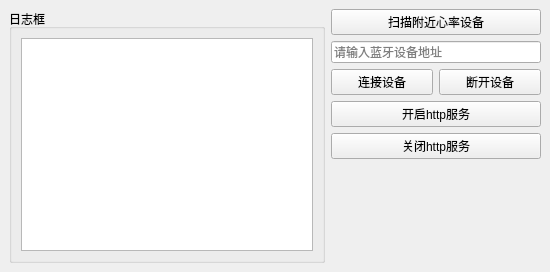
a78cat/miband-heart-rate, file ui/ui_main.ui: the form before one commit.
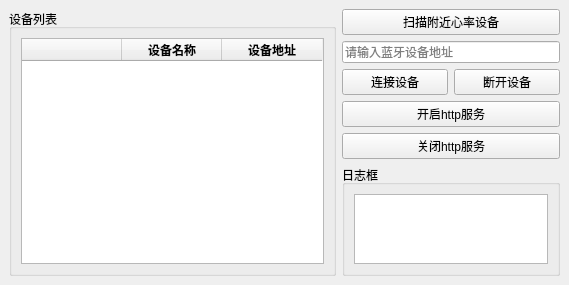
The form after the commit.

```diff
--- a/ui/ui_main.ui
+++ b/ui/ui_main.ui
@@ -6,8 +6,8 @@
    <rect>
     <x>0</x>
     <y>0</y>
-    <width>550</width>
-    <height>272</height>
+    <width>569</width>
+    <height>274</height>
    </rect>
   </property>
   <property name="windowTitle">
@@ -18,13 +18,39 @@
     <item>
      <layout class="QVBoxLayout" name="verticalLayout_2">
       <item>
-       <widget class="QGroupBox" name="groupBox">
+       <widget class="QGroupBox" name="groupBox_2">
         <property name="title">
-         <string>日志框</string>
+         <string>设备列表</string>
         </property>
-        <layout class="QGridLayout" name="gridLayout">
+        <layout class="QGridLayout" name="gridLayout_2">
          <item row="0" column="0">
-          <widget class="QTextBrowser" name="textBrowser"/>
+          <widget class="QTableWidget" name="tableWidget_devicesList">
+           <column>
+            <property name="text">
+             <string/>
+            </property>
+           </column>
+           <column>
+            <property name="text">
+             <string>设备名称</string>
+            </property>
+            <property name="font">
+             <font>
+              <bold>true</bold>
+             </font>
+            </property>
+           </column>
+           <column>
+            <property name="text">
+             <string>设备地址</string>
+            </property>
+            <property name="font">
+             <font>
+              <bold>true</bold>
+             </font>
+            </property>
+           </column>
+          </widget>
          </item>
         </layout>
        </widget>
@@ -92,17 +118,16 @@
        </widget>
       </item>
       <item>
-       <spacer name="verticalSpacer_2">
-        <property name="orientation">
-         <enum>Qt::Orientation::Vertical</enum>
+       <widget class="QGroupBox" name="groupBox">
+        <property name="title">
+         <string>日志框</string>
         </property>
-        <property name="sizeHint" stdset="0">
-         <size>
-          <width>20</width>
-          <height>4000</height>
-         </size>
-        </property>
-       </spacer>
+        <layout class="QGridLayout" name="gridLayout">
+         <item row="0" column="0">
+          <widget class="QTextBrowser" name="textBrowser_log"/>
+         </item>
+        </layout>
+       </widget>
       </item>
      </layout>
     </item>
```
Left out of the diff: 8 changed lines with no effect on the pictures.
